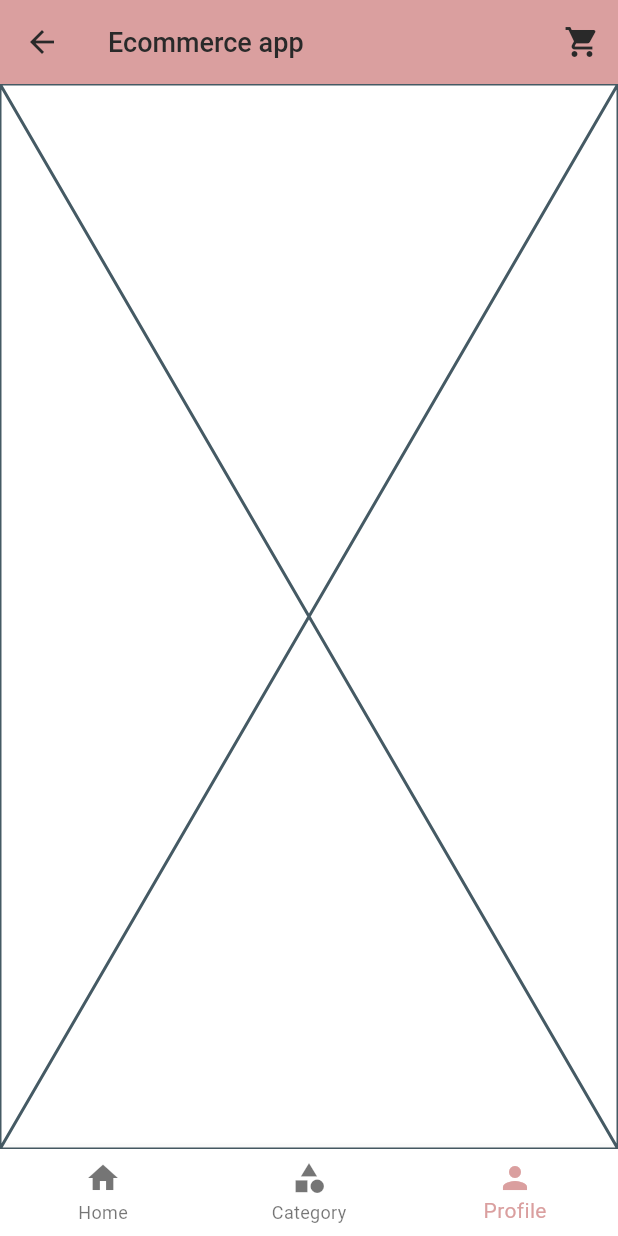
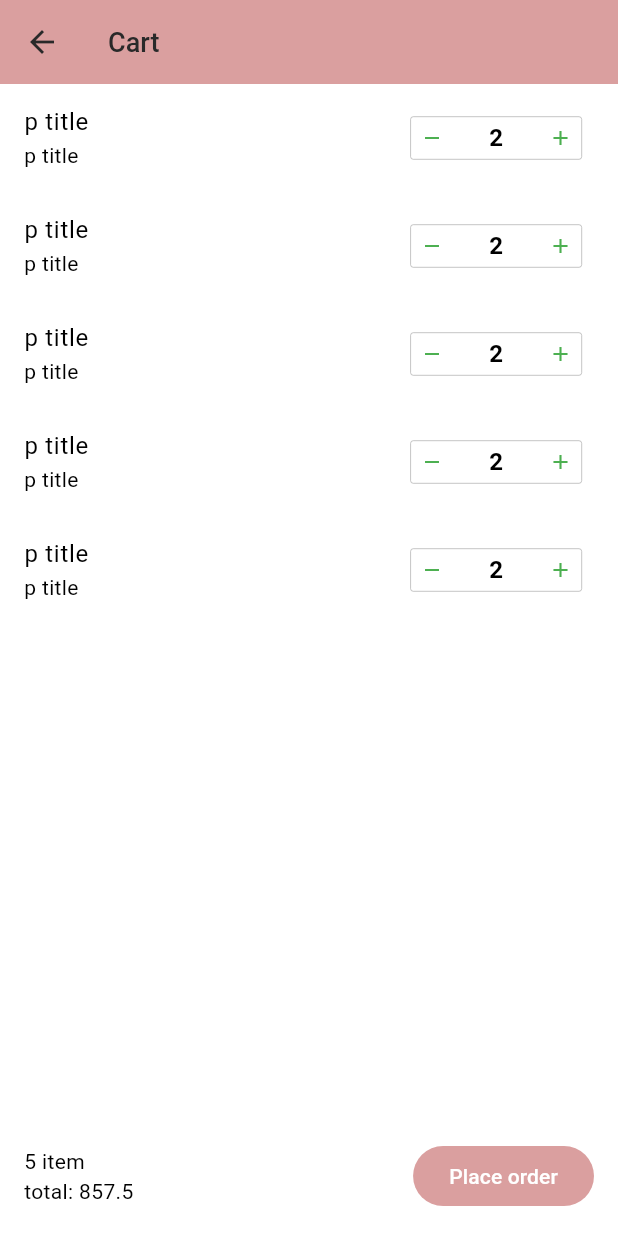
Before and after one commit to ShiviCode/ecommerce-mobile-app, a Flutter app: the HomePage screen opened by its route, item 3 of the bottom bar chosen, after a tap on the "shopping cart" icon, on a phone screen of 412 x 824 dp. Run offline on Flutter 3.47's test engine with Material 3 defaults, Android fonts, the phone set to English and light mode, and no system bars; drawn by our look-alikes of input_quantity; our stand-ins replace cached_network_image, carousel_slider, dio, flutter_bloc, pretty_dio_logger, shared_preferences; accounts and stored records are empty; network calls fail.

Commit message:
Add cart.

```diff
--- a/front-end/ecommerce_mobile_app/lib/core/routes.dart
+++ b/front-end/ecommerce_mobile_app/lib/core/routes.dart
@@ -1,4 +1,5 @@
 import 'package:ecommerce_mobile_app/data/models/product_model.dart';
+import 'package:ecommerce_mobile_app/presentation/pages/cart_page/cart_page.dart';
 import 'package:ecommerce_mobile_app/presentation/pages/home_page/home_page.dart';
 import 'package:ecommerce_mobile_app/presentation/pages/login_page/login_page.dart';
 import 'package:ecommerce_mobile_app/presentation/pages/product_details_page/product_details_page.dart';
@@ -38,6 +39,10 @@ class Routes {
             productModel: settings.arguments as ProductModel,
           ),
         );
+        case CartPage.routeName:
+        return MaterialPageRoute(
+          builder: (_) => const CartPage(),
+        );
 
       default:
         return null; // error page
--- a/front-end/ecommerce_mobile_app/lib/data/models/cart_model.dart
+++ b/front-end/ecommerce_mobile_app/lib/data/models/cart_item_model.dart
@@ -1,13 +1,13 @@
 import 'package:ecommerce_mobile_app/data/models/product_model.dart';
 
-class CartModel {
+class CartItemModel {
   ProductModel? product;
   int? quantity;
   String? sId;
 
-  CartModel({this.product, this.quantity, this.sId});
+  CartItemModel({this.product, this.quantity, this.sId});
 
-  CartModel.fromJson(Map<String, dynamic> json) {
+  CartItemModel.fromJson(Map<String, dynamic> json) {
     product =
         json['product'] != null ? ProductModel.fromJson(json['product']) : null;
     quantity = json['quantity'];
@@ -17,7 +17,7 @@ class CartModel {
   Map<String, dynamic> toJson() {
     final Map<String, dynamic> data = Map<String, dynamic>();
     if (product != null) {
-      data['product'] = product!.toJson();
+      data['product'] = product!.sId;
     }
     data['quantity'] = quantity;
     data['_id'] = sId;
--- /dev/null
+++ b/front-end/ecommerce_mobile_app/lib/logic/cubit/cart_cubit/cart_state.dart
@@ -0,0 +1,23 @@
+import 'package:ecommerce_mobile_app/data/models/cart_item_model.dart';
+
+abstract class CartState {
+  final List<CartItemModel> cartItems;
+  CartState(this.cartItems);
+}
+
+class CartInitialState extends CartState {
+  CartInitialState() : super([]);
+}
+
+class CartLodingState extends CartState {
+  CartLodingState(super.cartItems);
+}
+
+class CartLoadedState extends CartState {
+  CartLoadedState(super.cartItems);
+}
+
+class CartErrorState extends CartState {
+  final String message;
+  CartErrorState(this.message, super.cartItems);
+}
--- a/front-end/ecommerce_mobile_app/lib/main.dart
+++ b/front-end/ecommerce_mobile_app/lib/main.dart
@@ -1,11 +1,12 @@
 import 'package:ecommerce_mobile_app/core/routes.dart';
 import 'package:ecommerce_mobile_app/core/ui.dart';
+import 'package:ecommerce_mobile_app/logic/cubit/cart_cubit/cart_cubit.dart';
 import 'package:ecommerce_mobile_app/logic/cubit/category_cubit/category_cubit.dart';
 import 'package:ecommerce_mobile_app/logic/cubit/product_cubit/product_cubit.dart';
 import 'package:ecommerce_mobile_app/logic/cubit/user_cubit/user_cubit.dart';
 import 'package:ecommerce_mobile_app/presentation/pages/splash_page.dart';
 import 'package:flutter/material.dart';
-import 'package:flutter/rendering.dart';
+// import 'package:flutter/rendering.dart';
 import 'package:flutter_bloc/flutter_bloc.dart';
 
 void main() {
@@ -24,6 +25,8 @@ class MyApp extends StatelessWidget {
         BlocProvider(create: (context) => UserCubit()),
         BlocProvider(create: (context) => CategoryCubit()),
         BlocProvider(create: (context) => ProductCubit()),
+        BlocProvider(
+            create: (context) => CartCubit(BlocProvider.of<UserCubit>(context)))
       ],
       child: MaterialApp(
         theme: Themes.defaultTheme,
--- /dev/null
+++ b/front-end/ecommerce_mobile_app/lib/presentation/pages/cart_page/cart_page.dart
@@ -0,0 +1,65 @@
+import 'package:flutter/material.dart';
+import 'package:input_quantity/input_quantity.dart';
+
+class CartPage extends StatefulWidget {
+  static const routeName = "cart";
+  const CartPage({super.key});
+
+  @override
+  State<CartPage> createState() => _CartPageState();
+}
+
+class _CartPageState extends State<CartPage> {
+  @override
+  Widget build(BuildContext context) {
+    return Scaffold(
+      appBar: AppBar(
+        title: const Text("Cart"),
+      ),
+      body: SafeArea(
+        child: Column(
+          children: [
+            Expanded(
+              child: ListView.builder(
+                itemCount: 5,
+                itemBuilder: (context, index) {
+                  return ListTile(
+                    title: const Text('p title'),
+                    subtitle: const Text('p title'),
+                    trailing: InputQty(
+                      minVal: 1,
+                      initVal: 2, // product initial value
+                      //showMessageLimit: false,
+                      onQtyChanged: (value) {},
+                    ),
+                  );
+                },
+              ),
+            ),
+            Padding(
+              padding: const EdgeInsets.all(16),
+              child: Row(
+                mainAxisAlignment: MainAxisAlignment.spaceBetween,
+                children: [
+                  const Flexible(
+                    child: Column(
+                      crossAxisAlignment: CrossAxisAlignment.start,
+                      children: [
+                        Text("5 item"),
+                        Text("total: 857.5"),
+                      ],
+                    ),
+                  ),
+                  FilledButton(
+                    onPressed: () {},
+                    child: const Text("Place order"),
+                  )
+                ],
+              ),
+            )
+          ],
+        ),
+      ),
+    );
+  }
+}
--- a/front-end/ecommerce_mobile_app/lib/presentation/pages/home_page/home_page.dart
+++ b/front-end/ecommerce_mobile_app/lib/presentation/pages/home_page/home_page.dart
@@ -1,3 +1,4 @@
+import 'package:ecommerce_mobile_app/presentation/pages/cart_page/cart_page.dart';
 import 'package:ecommerce_mobile_app/presentation/pages/home_page/category_segment.dart';
 import 'package:ecommerce_mobile_app/presentation/pages/home_page/home_segment.dart';
 import 'package:ecommerce_mobile_app/presentation/pages/home_page/profile_segement.dart';
@@ -26,7 +27,9 @@ class _HomePageState extends State<HomePage> {
         actions: [
           IconButton(
             icon: const Icon(Icons.shopping_cart),
-            onPressed: () {},
+            onPressed: () {
+              Navigator.of(context).pushNamed(CartPage.routeName);
+            },
           ),
         ],
       ),
--- a/front-end/ecommerce_mobile_app/pubspec.yaml
+++ b/front-end/ecommerce_mobile_app/pubspec.yaml
@@ -38,6 +38,7 @@ dependencies:
   cached_network_image: ^3.3.1
   intl: ^0.18.0
   carousel_slider: ^4.2.1
+  input_quantity: ^2.2.0
 
 
   # The following adds the Cupertino Icons font to your application.
```
Also changed, not shown: front-end/ecommerce_mobile_app/lib/data/repositories/cart_repository.dart (added, +117 -0 lines), front-end/ecommerce_mobile_app/lib/logic/cubit/cart_cubit/cart_cubit.dart (added, +36 -0 lines), 1 other file.
